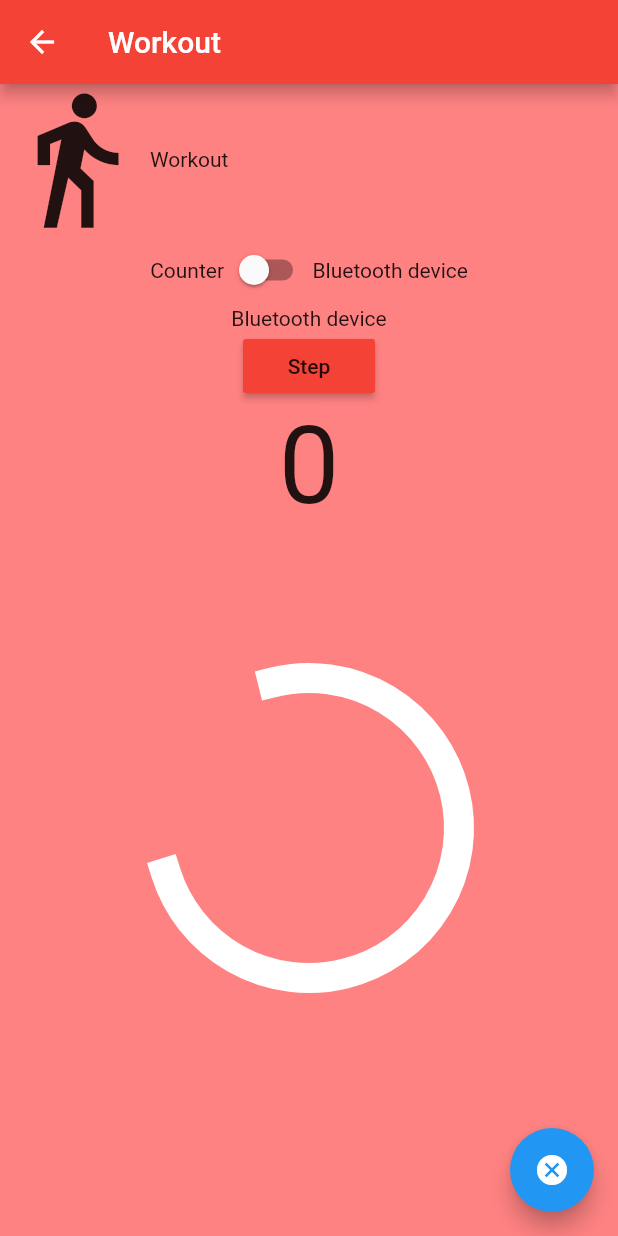
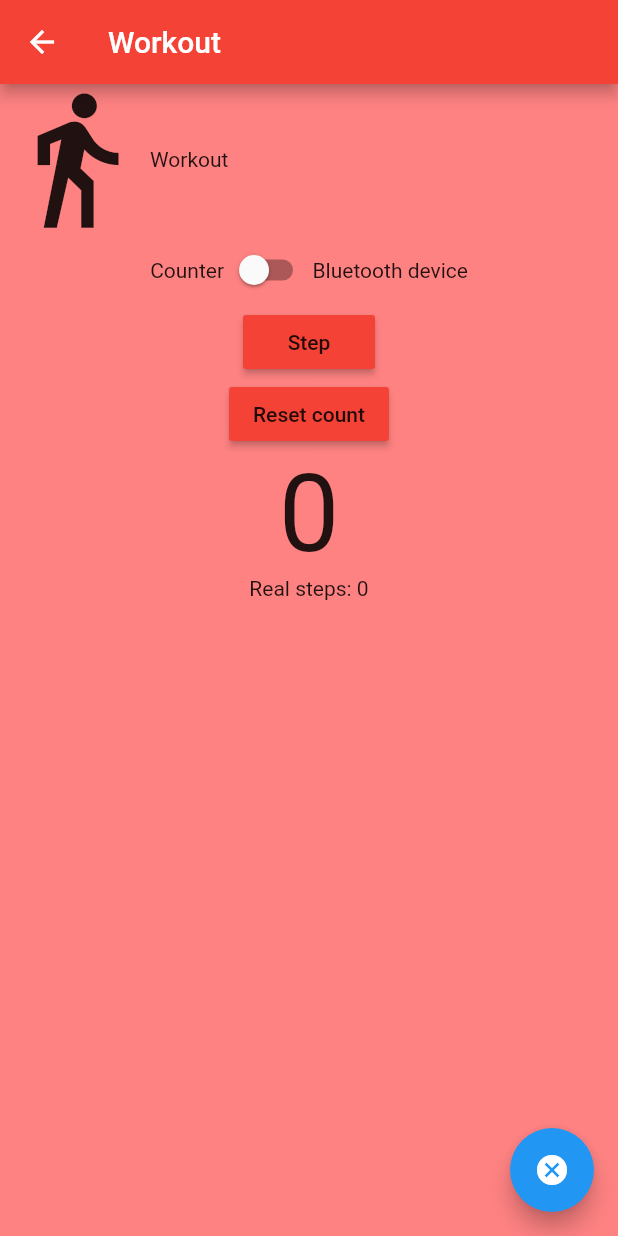
Before and after one commit to christianlegge/shoestep, a Flutter app: the WorkoutScreen screen opened by its route, on a phone screen of 412 x 824 dp. Run offline on Flutter 3.47's test engine with Material 2 defaults, Android fonts, the phone set to English and light mode, and no system bars; our stand-ins replace charts_flutter, flutter_blue, sqflite; accounts and stored records are empty.

Commit message:
added back step reset

```diff
--- a/lib/workout.dart
+++ b/lib/workout.dart
@@ -14,11 +14,12 @@ class WorkoutScreen extends StatefulWidget {
 
 class WorkoutScreenState extends State<WorkoutScreen> {
   int currentSteps = 0;
+  int stepsFromBt = 0;
   Timer readTimer;
-  int steps = 0;
   bool readFromBluetooth = false;
   bool tryReading = false;
-  int stepsDiff = 0;
+  int stepsDiffButton = 0;
+  int stepsDiffBt = 0;
   bool lastReadFinished = true;
   int stepsFromButton = 0;
 
@@ -29,7 +30,7 @@ class WorkoutScreenState extends State<WorkoutScreen> {
     }
     if (!readFromBluetooth) {
       setState(() {
-        currentSteps = stepsFromButton;
+        currentSteps = stepsFromButton + stepsDiffButton;
       });
     }
     else {
@@ -38,7 +39,8 @@ class WorkoutScreenState extends State<WorkoutScreen> {
           setState(() {
             lastReadFinished = false;
             gSelectedDevice.readCharacteristic(gSelectedCharacteristic).then((l) {
-              currentSteps = Uint8List.fromList(l).buffer.asByteData().getUint32(0) + stepsDiff;
+              stepsFromBt = Uint8List.fromList(l).buffer.asByteData().getUint32(0);
+              currentSteps = stepsFromBt + stepsDiffBt;
               lastReadFinished = true;
             });
           });
@@ -77,7 +79,9 @@ class WorkoutScreenState extends State<WorkoutScreen> {
           title: Text('Workout'),
         ),
         body: Center(
-          child: Column(
+          child: ListView(
+            children: <Widget>[
+              Column(
                 children: <Widget>[
                   Row(
                       children: <Widget>[
@@ -105,12 +109,25 @@ class WorkoutScreenState extends State<WorkoutScreen> {
                         Text('Bluetooth device'),
                       ]
                   ),
-              Text('Bluetooth device'),
                   RaisedButton(
                     child: Text('Step'),
                     onPressed: () {
                       setState(() {
                         stepsFromButton++;
+                      });
+                    },
+                  ),
+                  RaisedButton(
+                    child: Text('Reset count'),
+                    onPressed: () {
+                      setState(() {
+                        if (readFromBluetooth) {
+                          stepsDiffBt -= currentSteps;
+                        }
+                        else {
+                          stepsDiffButton -= currentSteps;
+                        }
+                        currentSteps = 0;
                       });
                     },
                   ),
@@ -120,19 +137,15 @@ class WorkoutScreenState extends State<WorkoutScreen> {
                         fontSize: 72,
                       )
                   ),
+                  Text('Real steps: ' + (readFromBluetooth ? stepsFromBt : stepsFromButton).toString()),
                   Container(
                     height: 100,
                   ),
-              Container(
-                child: CircularProgressIndicator(
-                  valueColor: AlwaysStoppedAnimation<Color>(Colors.white),
-                  strokeWidth: 20.0,
-                ),
-                height: 200,
-                width: 200,
-              )
                 ],
               ),
+            ],
+          )
+
         ),
         floatingActionButton: FloatingActionButton(
           child: Icon(Icons.cancel),
```
Lines whose indentation alone changed are shown as unchanged.
